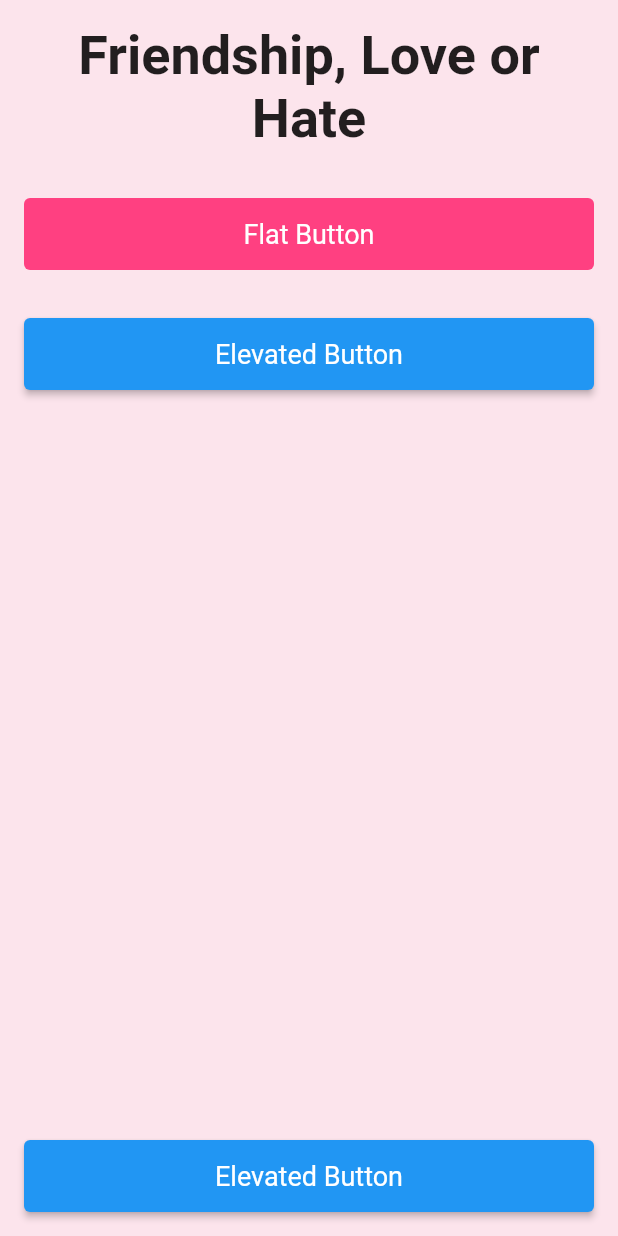
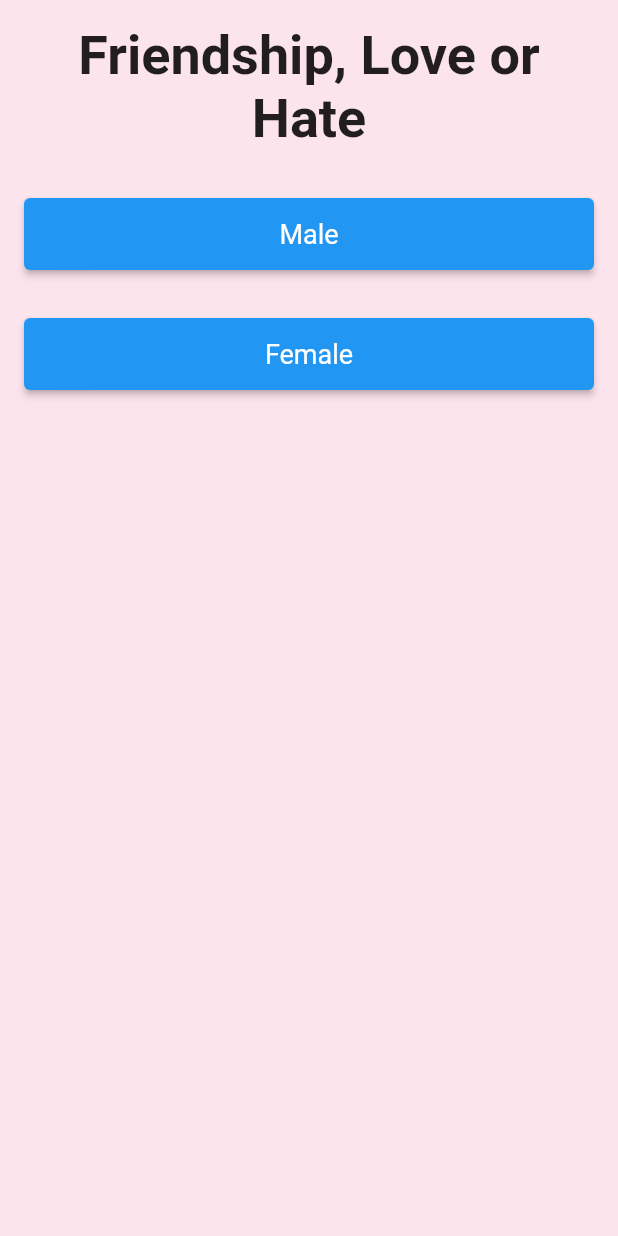
Before and after one commit to michaelkiat/friendship_love_hate, a Flutter app: the screen it shows after launch, on a phone screen of 412 x 824 dp. Run offline on Flutter 3.47's test engine with Material 2 defaults, Android fonts, the phone set to English and light mode, and no system bars.

Commit message:
Router - added new routes to project

```diff
--- /dev/null
+++ b/lib/core/router/route_name.dart
@@ -0,0 +1,6 @@
+class RouteName {
+  static const String homePage = 'homePage';
+  static const String maleDetailPage = 'maleDetailPage';
+  static const String femaleDetailPage = 'femaleDetailPage';
+  static const String resultPage = 'resultPage';
+}
--- /dev/null
+++ b/lib/core/router/router.dart
@@ -0,0 +1,40 @@
+import 'package:flutter/material.dart';
+import 'package:friendship_love_hate/core/router/route_name.dart';
+
+// Page
+import 'package:friendship_love_hate/page/index.dart';
+
+class Router {
+  static Route<dynamic> generateRoute(RouteSettings settings) {
+    switch (settings.name) {
+      case RouteName.homePage:
+        return MaterialPageRoute(
+          builder: (_) => HomePage(),
+          settings: settings,
+        );
+      case RouteName.maleDetailPage:
+        return MaterialPageRoute(
+          builder: (_) => MaleDetailPage(),
+          settings: settings,
+        );
+      case RouteName.femaleDetailPage:
+        return MaterialPageRoute(
+          builder: (_) => FemaleDetailPage(),
+          settings: settings,
+        );
+      case RouteName.resultPage:
+        return MaterialPageRoute(
+          builder: (_) => ResultPage(),
+          settings: settings,
+        );
+      default:
+        return MaterialPageRoute(
+          builder: (_) => Scaffold(
+            body: Center(
+              child: Text('No route defined for ${settings.name}'),
+            ),
+          ),
+        );
+    }
+  }
+}
--- a/lib/home_page.dart
+++ /dev/null
@@ -1,50 +0,0 @@
-import 'package:flutter/material.dart';
-import 'package:friendship_love_hate/util/dimension_utils.dart';
-import 'package:friendship_love_hate/util/font_size_utils.dart';
-import 'package:friendship_love_hate/widget/my_elevated_button.dart';
-import 'package:friendship_love_hate/widget/my_flat_button.dart';
-import 'package:friendship_love_hate/widget/my_page.dart';
-
-class HomePage extends StatefulWidget {
-  @override
-  _HomePageState createState() => _HomePageState();
-}
-
-class _HomePageState extends State<HomePage> {
-  @override
-  Widget build(BuildContext context) {
-    return MyPage(
-      body: Column(
-        crossAxisAlignment: CrossAxisAlignment.start,
-        children: [
-          Padding(
-            padding: EdgeInsets.all(DimensionUtils.dp_16),
-            child: Text(
-              "Friendship, Love or Hate",
-              style: TextStyle(
-                fontWeight: FontWeight.bold,
-                fontSize: FontSizeUtils.large,
-              ),
-              textAlign: TextAlign.center,
-            ),
-          ),
-          MyFlatButton(
-            onPressed: () {
-              print('helo world');
-            },
-          ),
-          MyElevatedButton(
-            onPressed: () {
-              print('helo world');
-            },
-          )
-        ],
-      ),
-      bottomNavigationBar: MyElevatedButton(
-        onPressed: () {
-          print('helo world');
-        },
-      ),
-    );
-  }
-}
--- a/lib/main.dart
+++ b/lib/main.dart
@@ -1,5 +1,7 @@
-import 'package:flutter/material.dart';
-import 'package:friendship_love_hate/home_page.dart';
+import 'package:flutter/material.dart' hide Router;
+import 'package:friendship_love_hate/core/router/route_name.dart';
+import 'package:friendship_love_hate/core/router/router.dart';
+import 'package:friendship_love_hate/page/home_page.dart';
 
 void main() {
   runApp(MyApp());
@@ -10,6 +12,8 @@ class MyApp extends StatelessWidget {
   Widget build(BuildContext context) {
     return MaterialApp(
       title: 'Flutter Demo',
+      onGenerateRoute: Router.generateRoute,
+      initialRoute: RouteName.homePage,
       theme: ThemeData(
         primarySwatch: Colors.blue,
         visualDensity: VisualDensity.adaptivePlatformDensity,
--- /dev/null
+++ b/lib/page/home_page.dart
@@ -0,0 +1,46 @@
+import 'package:flutter/material.dart';
+import 'package:friendship_love_hate/core/router/route_name.dart';
+import 'package:friendship_love_hate/widget/my_elevated_button.dart';
+import 'package:friendship_love_hate/widget/my_header.dart';
+import 'package:friendship_love_hate/widget/my_page.dart';
+
+class HomePage extends StatefulWidget {
+  @override
+  _HomePageState createState() => _HomePageState();
+}
+
+class _HomePageState extends State<HomePage> {
+  @override
+  Widget build(BuildContext context) {
+    return MyPage(
+      body: Column(
+        crossAxisAlignment: CrossAxisAlignment.start,
+        children: [
+          MyHeader(
+            title: "Friendship, Love or Hate",
+            textAlign: TextAlign.center,
+          ),
+          MyElevatedButton(
+            buttonText: 'Male',
+            onPressed: () {
+              print('helo world');
+              Navigator.pushNamed(context, RouteName.maleDetailPage);
+            },
+          ),
+          MyElevatedButton(
+            buttonText: 'Female',
+            onPressed: () {
+              print('helo world');
+              Navigator.pushNamed(context, RouteName.femaleDetailPage);
+            },
+          ),
+        ],
+      ),
+      // bottomNavigationBar: MyElevatedButton(
+      //   onPressed: () {
+      //     print('helo world');
+      //   },
+      // ),
+    );
+  }
+}
--- /dev/null
+++ b/lib/page/index.dart
@@ -0,0 +1,4 @@
+export 'package:friendship_love_hate/page/home_page.dart';
+export 'package:friendship_love_hate/page/male_detail_page.dart';
+export 'package:friendship_love_hate/page/female_detail_page.dart';
+export 'package:friendship_love_hate/page/result_page.dart';
--- /dev/null
+++ b/lib/widget/my_header.dart
@@ -0,0 +1,34 @@
+import 'package:flutter/material.dart';
+
+import '../util/dimension_utils.dart';
+import '../util/font_size_utils.dart';
+
+class MyHeader extends StatelessWidget {
+  MyHeader({
+    this.title,
+    this.textAlign,
+    this.fontSize = FontSizeUtils.large,
+    this.bold = true,
+    this.padding,
+  });
+  final String title;
+  final TextAlign textAlign;
+  final double fontSize;
+  final bool bold;
+  final EdgeInsets padding;
+
+  @override
+  Widget build(BuildContext context) {
+    return Padding(
+      padding: padding ?? EdgeInsets.all(DimensionUtils.dp_16),
+      child: Text(
+        title,
+        style: TextStyle(
+          fontWeight: bold ? FontWeight.bold : FontWeight.normal,
+          fontSize: fontSize,
+        ),
+        textAlign: textAlign ?? TextAlign.left,
+      ),
+    );
+  }
+}
```
Also changed, not shown: lib/page/female_detail_page.dart (added, +25 -0 lines), lib/page/male_detail_page.dart (added, +25 -0 lines), lib/page/result_page.dart (added, +25 -0 lines), 1 other file.
